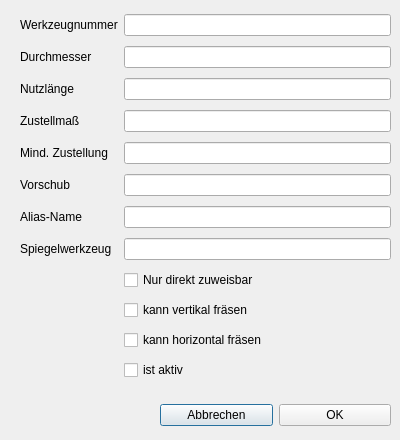
TischlerWilly/postprozessor, file Dialoge/dialog_fraeser.ui: the form before one commit.
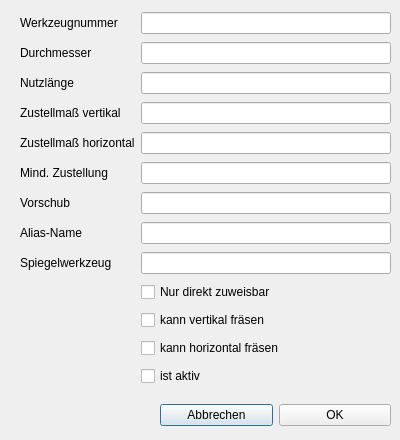
The form after the commit.

Commit message: zustellmaß hori und vert differenziert

Diff of the .ui file:
```diff
--- a/Dialoge/dialog_fraeser.ui
+++ b/Dialoge/dialog_fraeser.ui
@@ -52,81 +52,27 @@
     </rect>
    </property>
    <layout class="QGridLayout" name="gridLayout">
-    <item row="5" column="0">
-     <widget class="QLabel" name="label_vors">
-      <property name="text">
-       <string>Vorschub</string>
-      </property>
-     </widget>
-    </item>
-    <item row="0" column="0">
-     <widget class="QLabel" name="label_nr">
-      <property name="text">
-       <string>Werkzeugnummer</string>
-      </property>
-     </widget>
-    </item>
-    <item row="3" column="0">
-     <widget class="QLabel" name="label_zustm">
-      <property name="text">
-       <string>Zustellmaß</string>
-      </property>
-     </widget>
-    </item>
-    <item row="7" column="0">
-     <widget class="QLabel" name="label_spiegel">
-      <property name="text">
-       <string>Spiegelwerkzeug</string>
-      </property>
-     </widget>
-    </item>
-    <item row="10" column="1">
-     <widget class="QCheckBox" name="checkBox_ist_hori">
-      <property name="text">
-       <string>kann horizontal fräsen</string>
-      </property>
-     </widget>
-    </item>
-    <item row="0" column="1">
-     <widget class="QLineEdit" name="lineEdit_nr"/>
-    </item>
-    <item row="4" column="1">
-     <widget class="QLineEdit" name="lineEdit_zust_min"/>
-    </item>
-    <item row="5" column="1">
-     <widget class="QLineEdit" name="lineEdit_voers"/>
-    </item>
-    <item row="7" column="1">
-     <widget class="QLineEdit" name="lineEdit_spiegel"/>
-    </item>
-    <item row="12" column="1">
-     <widget class="QCheckBox" name="checkBox_ist_aktiv">
-      <property name="text">
-       <string>ist aktiv</string>
-      </property>
-     </widget>
-    </item>
-    <item row="4" column="0">
-     <widget class="QLabel" name="label_zust_min">
-      <property name="text">
-       <string>Mind. Zustellung</string>
-      </property>
-     </widget>
-    </item>
     <item row="1" column="1">
      <widget class="QLineEdit" name="lineEdit_dm"/>
     </item>
-    <item row="8" column="1">
+    <item row="11" column="1">
+     <widget class="QCheckBox" name="checkBox_ist_hori">
+      <property name="text">
+       <string>kann horizontal fräsen</string>
+      </property>
+     </widget>
+    </item>
+    <item row="9" column="1">
      <widget class="QCheckBox" name="checkBox_nur_direkt_zuweisbar">
       <property name="text">
        <string>Nur direkt zuweisbar</string>
       </property>
      </widget>
     </item>
-    <item row="6" column="0">
-     <widget class="QLabel" name="label_alias">
-      <property name="text">
-       <string>Alias-Name</string>
+    <item row="7" column="1">
+     <widget class="QLineEdit" name="lineEdit_alias">
+      <property name="toolTip">
+       <string>&lt;html&gt;&lt;head/&gt;&lt;body&gt;&lt;p&gt;Ein Alias-Name ist ein zweiter Name für das selbe Werkzeug. Wird mehr als ein Alias-Name benötigt, so kann das Werkzeug dupliziert werden und dem Duplikat ein anderer Alias-Name zugewiesen werden.&lt;/p&gt;&lt;/body&gt;&lt;/html&gt;</string>
       </property>
      </widget>
     </item>
@@ -137,16 +83,39 @@
       </property>
      </widget>
     </item>
+    <item row="5" column="1">
+     <widget class="QLineEdit" name="lineEdit_zust_min"/>
+    </item>
     <item row="3" column="1">
      <widget class="QLineEdit" name="lineEdit_zustm"/>
     </item>
-    <item row="2" column="1">
-     <widget class="QLineEdit" name="lineEdit_nutzl"/>
+    <item row="0" column="1">
+     <widget class="QLineEdit" name="lineEdit_nr"/>
+    </item>
+    <item row="8" column="1">
+     <widget class="QLineEdit" name="lineEdit_spiegel"/>
     </item>
     <item row="6" column="1">
-     <widget class="QLineEdit" name="lineEdit_alias">
-      <property name="toolTip">
-       <string>&lt;html&gt;&lt;head/&gt;&lt;body&gt;&lt;p&gt;Ein Alias-Name ist ein zweiter Name für das selbe Werkzeug. Wird mehr als ein Alias-Name benötigt, so kann das Werkzeug dupliziert werden und dem Duplikat ein anderer Alias-Name zugewiesen werden.&lt;/p&gt;&lt;/body&gt;&lt;/html&gt;</string>
+     <widget class="QLineEdit" name="lineEdit_voers"/>
+    </item>
+    <item row="5" column="0">
+     <widget class="QLabel" name="label_zust_min">
+      <property name="text">
+       <string>Mind. Zustellung</string>
+      </property>
+     </widget>
+    </item>
+    <item row="6" column="0">
+     <widget class="QLabel" name="label_vors">
+      <property name="text">
+       <string>Vorschub</string>
+      </property>
+     </widget>
+    </item>
+    <item row="3" column="0">
+     <widget class="QLabel" name="label_zustm">
+      <property name="text">
+       <string>Zustellmaß vertikal</string>
       </property>
      </widget>
     </item>
@@ -157,13 +126,54 @@
       </property>
      </widget>
     </item>
-    <item row="9" column="1">
+    <item row="7" column="0">
+     <widget class="QLabel" name="label_alias">
+      <property name="text">
+       <string>Alias-Name</string>
+      </property>
+     </widget>
+    </item>
+    <item row="13" column="1">
+     <widget class="QCheckBox" name="checkBox_ist_aktiv">
+      <property name="text">
+       <string>ist aktiv</string>
+      </property>
+     </widget>
+    </item>
+    <item row="2" column="1">
+     <widget class="QLineEdit" name="lineEdit_nutzl"/>
+    </item>
+    <item row="0" column="0">
+     <widget class="QLabel" name="label_nr">
+      <property name="text">
+       <string>Werkzeugnummer</string>
+      </property>
+     </widget>
+    </item>
+    <item row="8" column="0">
+     <widget class="QLabel" name="label_spiegel">
+      <property name="text">
+       <string>Spiegelwerkzeug</string>
+      </property>
+     </widget>
+    </item>
+    <item row="10" column="1">
      <widget class="QCheckBox" name="checkBox_ist_veti">
       <property name="text">
        <string>kann vertikal fräsen</string>
       </property>
      </widget>
     </item>
+    <item row="4" column="1">
+     <widget class="QLineEdit" name="lineEdit_zustmasshori"/>
+    </item>
+    <item row="4" column="0">
+     <widget class="QLabel" name="label_zustmass">
+      <property name="text">
+       <string>Zustellmaß horizontal</string>
+      </property>
+     </widget>
+    </item>
    </layout>
   </widget>
  </widget>
```
Left out of the diff: 5 changed lines with no effect on the pictures. The commit also changes 12 other files.
